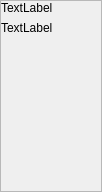
Above: characterwidget.ui from spencerasmith96/MudaeTierList before the change. Below: the same form after it.
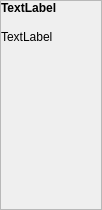
That is the form after the change.

The edit to the form file:
```diff
--- a/characterwidget.ui
+++ b/characterwidget.ui
@@ -6,7 +6,7 @@
    <rect>
     <x>0</x>
     <y>0</y>
-    <width>100</width>
+    <width>102</width>
     <height>210</height>
    </rect>
   </property>
@@ -18,13 +18,22 @@
   </property>
   <property name="minimumSize">
    <size>
-    <width>100</width>
+    <width>102</width>
+    <height>210</height>
+   </size>
+  </property>
+  <property name="maximumSize">
+   <size>
+    <width>102</width>
     <height>210</height>
    </size>
   </property>
   <property name="windowTitle">
    <string>Form</string>
   </property>
+  <property name="layoutDirection">
+   <enum>Qt::LeftToRight</enum>
+  </property>
   <property name="autoFillBackground">
    <bool>true</bool>
   </property>
@@ -58,19 +67,69 @@
    </property>
    <item>
     <widget class="QLabel" name="characterName">
+     <property name="sizePolicy">
+      <sizepolicy hsizetype="Preferred" vsizetype="Expanding">
+       <horstretch>0</horstretch>
+       <verstretch>0</verstretch>
+      </sizepolicy>
+     </property>
+     <property name="minimumSize">
+      <size>
+       <width>100</width>
+       <height>13</height>
+      </size>
+     </property>
+     <property name="maximumSize">
+      <size>
+       <width>100</width>
+       <height>13</height>
+      </size>
+     </property>
+     <property name="font">
+      <font>
+       <weight>75</weight>
+       <bold>true</bold>
+      </font>
+     </property>
      <property name="text">
       <string>TextLabel</string>
      </property>
+     <property name="scaledContents">
+      <bool>false</bool>
+     </property>
+     <property name="wordWrap">
+      <bool>false</bool>
+     </property>
+     <property name="textInteractionFlags">
+      <set>Qt::LinksAccessibleByMouse|Qt::TextSelectableByMouse</set>
+     </property>
     </widget>
    </item>
    <item>
     <widget class="QLabel" name="seriesName">
      <property name="sizePolicy">
-      <sizepolicy hsizetype="Preferred" vsizetype="Preferred">
+      <sizepolicy hsizetype="Preferred" vsizetype="Expanding">
        <horstretch>0</horstretch>
        <verstretch>1</verstretch>
       </sizepolicy>
      </property>
+     <property name="minimumSize">
+      <size>
+       <width>100</width>
+       <height>33</height>
+      </size>
+     </property>
+     <property name="maximumSize">
+      <size>
+       <width>100</width>
+       <height>33</height>
+      </size>
+     </property>
+     <property name="font">
+      <font>
+       <kerning>true</kerning>
+      </font>
+     </property>
      <property name="styleSheet">
       <string notr="true"/>
      </property>
@@ -78,7 +137,7 @@
       <string>TextLabel</string>
      </property>
      <property name="wordWrap">
-      <bool>true</bool>
+      <bool>false</bool>
      </property>
     </widget>
    </item>
```
Left out of the diff: 3 changed lines with no effect on the pictures.
